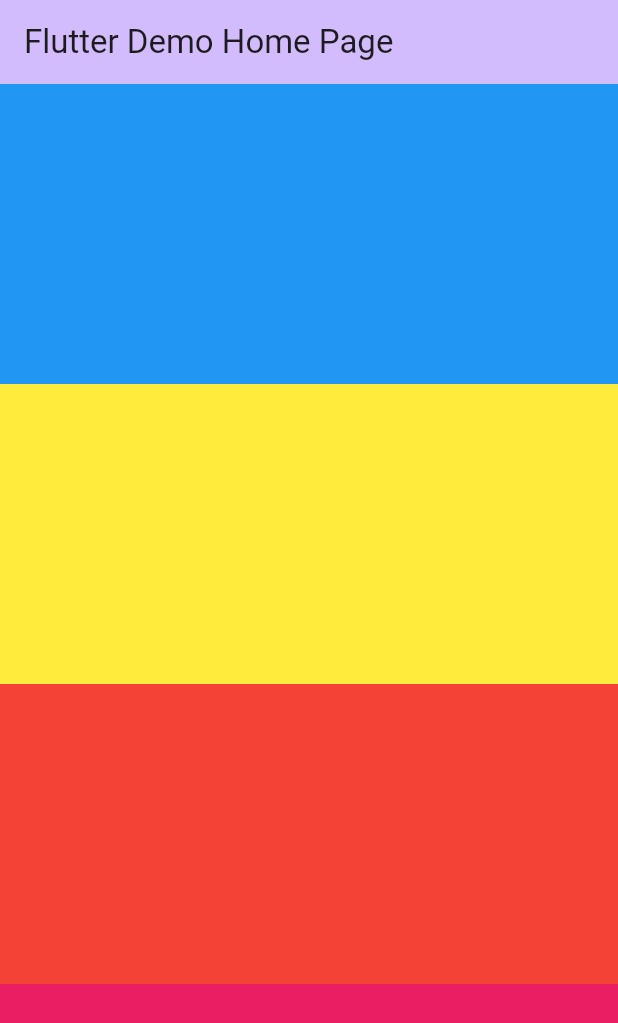
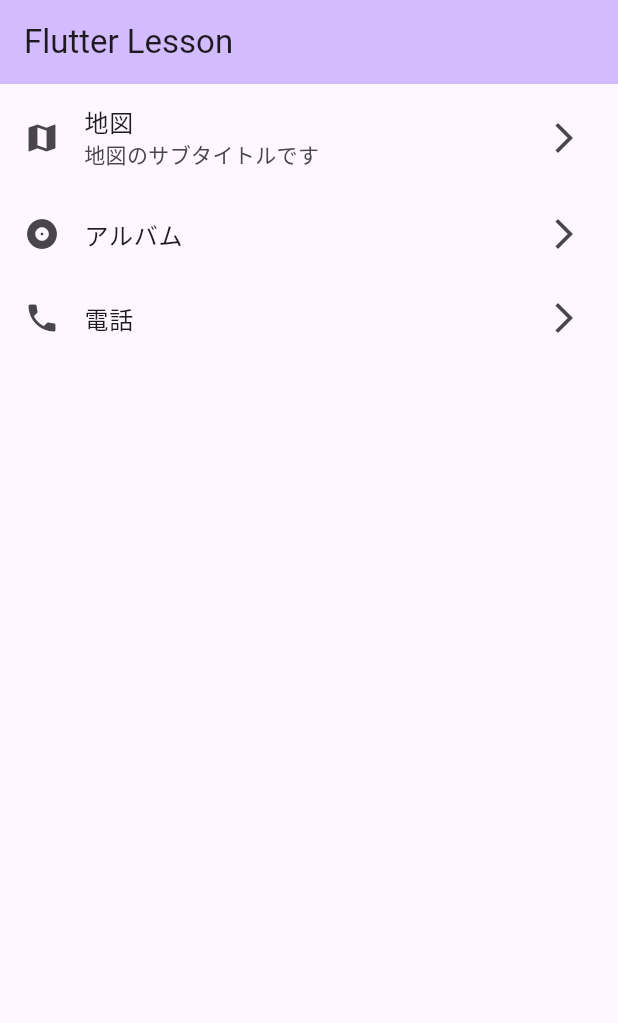
Before and after one commit to riku-yokoyama/Flutter_lesson4_1, a Flutter app: the screen it shows after launch, on a phone screen of 412 x 824 dp. Shown: the top 1023 px of the screen. Run offline on Flutter 3.47's test engine with Material 3 defaults, Android fonts, the phone set to English and light mode, and no system bars.

Commit message:
ListTileを学んだ<セクション4で学ぶウィジェットは終わり

```diff
--- a/lib/main.dart
+++ b/lib/main.dart
@@ -15,7 +15,7 @@ class MyApp extends StatelessWidget {
         colorScheme: ColorScheme.fromSeed(seedColor: Colors.deepPurple),
         useMaterial3: true,
       ),
-      home: const MyHomePage(title: 'Flutter Demo Home Page'),
+      home: const MyHomePage(title: 'Flutter Lesson'),
     );
   }
 }
@@ -50,29 +50,32 @@ class _MyHomePageState extends State<MyHomePage> {
         // RowやColumnを使わなくても、直接Childrenをかける
         body: ListView(
           children: [
-            Container(
-              color: Colors.blue,
-              height: 200,
+            // ListTileはListViewの子要素
+            // タイトルやアイコンを持ち、TODOアプリなどを作成できる
+            ListTile(
+              leading: Icon(Icons.map),
+              title: Text("地図"),
+              subtitle: Text("地図のサブタイトルです"),
+              trailing: Icon(Icons.arrow_forward_ios),
+              onTap: () {
+                // ここに押したときの処理を書く(匿名関数)
+              },
             ),
-            Container(
-              color: Colors.yellow,
-              height: 200,
+            ListTile(
+              leading: Icon(Icons.album),
+              title: Text("アルバム"),
+              trailing: Icon(Icons.arrow_forward_ios),
+              onTap: () {
+                // ここに押したときの処理を書く(匿名関数)
+              },
             ),
-            Container(
-              color: Colors.red,
-              height: 200,
-            ),
-            Container(
-              color: Colors.pink,
-              height: 200,
-            ),
-            Container(
-              color: Colors.purpleAccent,
-              height: 200,
-            ),
-            Container(
-              color: Colors.lightGreen,
-              height: 200,
+            ListTile(
+              leading: Icon(Icons.phone),
+              title: Text("電話"),
+              trailing: Icon(Icons.arrow_forward_ios),
+              onTap: () {
+                // ここに押したときの処理を書く(匿名関数)
+              },
             ),
           ],
         ));
```
